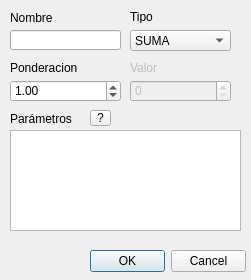
MonodetH/Promedieitor, file UIs/agregarVar.ui: the form before one commit.
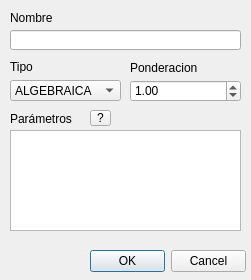
The form after the commit.

```diff
--- a/UIs/agregarVar.ui
+++ b/UIs/agregarVar.ui
@@ -42,8 +42,8 @@
   <widget class="QLabel" name="label">
    <property name="geometry">
     <rect>
-     <x>130</x>
-     <y>10</y>
+     <x>10</x>
+     <y>60</y>
      <width>46</width>
      <height>13</height>
     </rect>
@@ -57,31 +57,18 @@
     <rect>
      <x>10</x>
      <y>30</y>
-     <width>111</width>
+     <width>231</width>
      <height>20</height>
     </rect>
    </property>
   </widget>
-  <widget class="QSpinBox" name="valorVar">
-   <property name="enabled">
-    <bool>false</bool>
-   </property>
-   <property name="geometry">
-    <rect>
-     <x>130</x>
-     <y>80</y>
-     <width>101</width>
-     <height>22</height>
-    </rect>
-   </property>
-  </widget>
   <widget class="QDoubleSpinBox" name="pondVar">
    <property name="enabled">
     <bool>true</bool>
    </property>
    <property name="geometry">
     <rect>
-     <x>10</x>
+     <x>130</x>
      <y>80</y>
      <width>111</width>
      <height>22</height>
@@ -100,7 +87,7 @@
    </property>
    <property name="geometry">
     <rect>
-     <x>10</x>
+     <x>130</x>
      <y>60</y>
      <width>91</width>
      <height>16</height>
@@ -110,22 +97,6 @@
     <string>Ponderacion</string>
    </property>
   </widget>
-  <widget class="QLabel" name="label_4">
-   <property name="enabled">
-    <bool>false</bool>
-   </property>
-   <property name="geometry">
-    <rect>
-     <x>130</x>
-     <y>60</y>
-     <width>61</width>
-     <height>16</height>
-    </rect>
-   </property>
-   <property name="text">
-    <string>Valor</string>
-   </property>
-  </widget>
   <widget class="QLabel" name="label_5">
    <property name="geometry">
     <rect>
@@ -158,20 +129,15 @@
   <widget class="QComboBox" name="comboBox">
    <property name="geometry">
     <rect>
-     <x>130</x>
-     <y>30</y>
-     <width>101</width>
+     <x>10</x>
+     <y>80</y>
+     <width>111</width>
      <height>21</height>
     </rect>
    </property>
    <item>
     <property name="text">
-     <string>SUMA</string>
-    </property>
-   </item>
-   <item>
-    <property name="text">
-     <string>PRODUCTO</string>
+     <string>ALGEBRAICA</string>
     </property>
    </item>
    <item>
```
Left out of the diff: 5 changed lines with no effect on the pictures.
